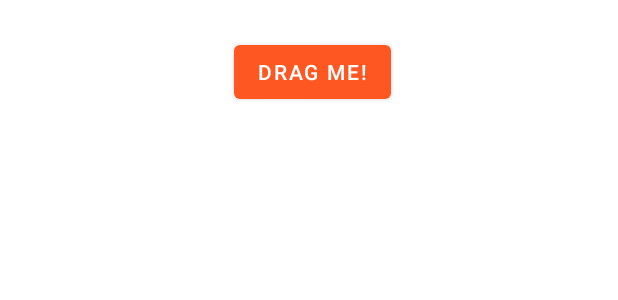
After one commit to leche-hombre/soundboard, an Android app: the layout draggable_view.xml on its own in the app's theme, with its tools: preview values and no code run, on a phone screen of 412 x 824 dp. The commit adds this screen. Shown: the top 300 px of the screen. Run offline under Robolectric (Android 15) with nearby library versions, the phone set to English and light mode, and no system bars.

Commit message:
Implement a draggable button that returns to original position when dropped

```diff
--- a/app/src/main/AndroidManifest.xml
+++ b/app/src/main/AndroidManifest.xml
@@ -3,6 +3,8 @@
           package="com.example.soundboard">
 
     <uses-permission android:name="android.permission.RECORD_AUDIO"></uses-permission>
+    <uses-permission android:name="android.permission.WRITE_EXTERNAL_STORAGE"/>
+    <uses-permission android:name="android.permission.READ_EXTERNAL_STORAGE"/>
     <application
             android:allowBackup="true"
             android:icon="@mipmap/ic_launcher"
@@ -12,6 +14,7 @@
             android:theme="@style/AppTheme">
         <activity android:name=".SoundBoard">
         </activity>
+        <activity android:name=".DraggableView"/>
         <activity
                 android:name=".MainActivity"
                 android:label="@string/app_name"
--- a/app/src/main/res/layout/activity_main.xml
+++ b/app/src/main/res/layout/activity_main.xml
@@ -4,7 +4,8 @@
         xmlns:tools="http://schemas.android.com/tools"
         android:layout_width="match_parent"
         android:layout_height="match_parent"
-        tools:context=".MainActivity">
+        tools:context=".MainActivity"
+        android:id="@+id/main_activity">
 
     <com.google.android.material.appbar.AppBarLayout
             android:id="@+id/topappbar"
--- /dev/null
+++ b/app/src/main/res/layout/draggable_view.xml
@@ -0,0 +1,18 @@
+<?xml version="1.0" encoding="utf-8"?>
+<androidx.constraintlayout.widget.ConstraintLayout xmlns:android="http://schemas.android.com/apk/res/android"
+        xmlns:app="http://schemas.android.com/apk/res-auto"
+        android:layout_width="match_parent"
+        android:layout_height="match_parent"
+        android:id="@+id/draggableBody">
+
+    <com.google.android.material.button.MaterialButton
+            android:id="@+id/btnDrag"
+            android:layout_width="wrap_content"
+            android:layout_height="wrap_content"
+            android:layout_marginStart="156dp"
+            android:layout_marginTop="24dp"
+            android:text="@string/drag_me"
+            app:layout_constraintStart_toStartOf="parent"
+            app:layout_constraintTop_toTopOf="parent" />
+
+</androidx.constraintlayout.widget.ConstraintLayout>
--- a/app/src/main/res/values/strings.xml
+++ b/app/src/main/res/values/strings.xml
@@ -13,6 +13,7 @@
     <string name="example_text">Example Text</string>
     <string name="remove_category">Remove cateogry</string>
     <string name="edit_category">edit_category</string>
+    <string name="drag_me">Drag Me!</string>
     <string-array name="lv_categories">
         <item>Shrek</item>
         <item>Memes</item>
```
Also changed, not shown: app/src/main/java/com/example/soundboard/DraggableView.kt (added, +46 -0 lines), app/src/main/java/com/example/soundboard/MainActivity.kt (+81 -12 lines), app/src/main/java/com/example/soundboard/SoundBiteRecorder.kt (+14 -4 lines).
